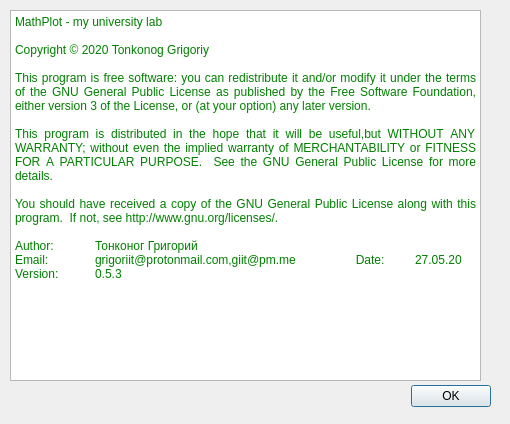
First picture: the form in about.ui, repository GCGrigorii/mathplot, before the edit.
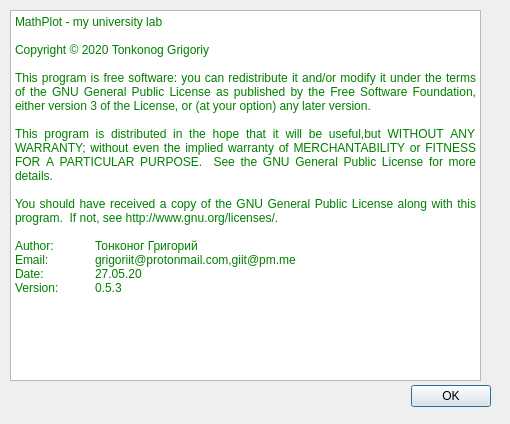
Second picture: the form after the edit.

What changed in the file:
```diff
--- a/about.ui
+++ b/about.ui
@@ -54,7 +54,8 @@
 &lt;p align=&quot;justify&quot; style=&quot; margin-top:0px; margin-bottom:0px; margin-left:0px; margin-right:0px; -qt-block-indent:0; text-indent:0px;&quot;&gt;&lt;span style=&quot; font-family:'monospace'; font-size:9pt; color:#008000;&quot;&gt;You&lt;/span&gt;&lt;span style=&quot; font-family:'monospace'; font-size:9pt; color:#c0c0c0;&quot;&gt; &lt;/span&gt;&lt;span style=&quot; font-family:'monospace'; font-size:9pt; color:#008000;&quot;&gt;should&lt;/span&gt;&lt;span style=&quot; font-family:'monospace'; font-size:9pt; color:#c0c0c0;&quot;&gt; &lt;/span&gt;&lt;span style=&quot; font-family:'monospace'; font-size:9pt; color:#008000;&quot;&gt;have&lt;/span&gt;&lt;span style=&quot; font-family:'monospace'; font-size:9pt; color:#c0c0c0;&quot;&gt; &lt;/span&gt;&lt;span style=&quot; font-family:'monospace'; font-size:9pt; color:#008000;&quot;&gt;received&lt;/span&gt;&lt;span style=&quot; font-family:'monospace'; font-size:9pt; color:#c0c0c0;&quot;&gt; &lt;/span&gt;&lt;span style=&quot; font-family:'monospace'; font-size:9pt; color:#008000;&quot;&gt;a&lt;/span&gt;&lt;span style=&quot; font-family:'monospace'; font-size:9pt; color:#c0c0c0;&quot;&gt; &lt;/span&gt;&lt;span style=&quot; font-family:'monospace'; font-size:9pt; color:#008000;&quot;&gt;copy&lt;/span&gt;&lt;span style=&quot; font-family:'monospace'; font-size:9pt; color:#c0c0c0;&quot;&gt; &lt;/span&gt;&lt;span style=&quot; font-family:'monospace'; font-size:9pt; color:#008000;&quot;&gt;of&lt;/span&gt;&lt;span style=&quot; font-family:'monospace'; font-size:9pt; color:#c0c0c0;&quot;&gt; &lt;/span&gt;&lt;span style=&quot; font-family:'monospace'; font-size:9pt; color:#008000;&quot;&gt;the&lt;/span&gt;&lt;span style=&quot; font-family:'monospace'; font-size:9pt; color:#c0c0c0;&quot;&gt; &lt;/span&gt;&lt;span style=&quot; font-family:'monospace'; font-size:9pt; color:#008000;&quot;&gt;GNU&lt;/span&gt;&lt;span style=&quot; font-family:'monospace'; font-size:9pt; color:#c0c0c0;&quot;&gt; &lt;/span&gt;&lt;span style=&quot; font-family:'monospace'; font-size:9pt; color:#008000;&quot;&gt;General&lt;/span&gt;&lt;span style=&quot; font-family:'monospace'; font-size:9pt; color:#c0c0c0;&quot;&gt; &lt;/span&gt;&lt;span style=&quot; font-family:'monospace'; font-size:9pt; color:#008000;&quot;&gt;Public&lt;/span&gt;&lt;span style=&quot; font-family:'monospace'; font-size:9pt; color:#c0c0c0;&quot;&gt; &lt;/span&gt;&lt;span style=&quot; font-family:'monospace'; font-size:9pt; color:#008000;&quot;&gt;License along&lt;/span&gt;&lt;span style=&quot; font-family:'monospace'; font-size:9pt; color:#c0c0c0;&quot;&gt; &lt;/span&gt;&lt;span style=&quot; font-family:'monospace'; font-size:9pt; color:#008000;&quot;&gt;with&lt;/span&gt;&lt;span style=&quot; font-family:'monospace'; font-size:9pt; color:#c0c0c0;&quot;&gt; &lt;/span&gt;&lt;span style=&quot; font-family:'monospace'; font-size:9pt; color:#008000;&quot;&gt;this&lt;/span&gt;&lt;span style=&quot; font-family:'monospace'; font-size:9pt; color:#c0c0c0;&quot;&gt; &lt;/span&gt;&lt;span style=&quot; font-family:'monospace'; font-size:9pt; color:#008000;&quot;&gt;program.&lt;/span&gt;&lt;span style=&quot; font-family:'monospace'; font-size:9pt; color:#c0c0c0;&quot;&gt;  &lt;/span&gt;&lt;span style=&quot; font-family:'monospace'; font-size:9pt; color:#008000;&quot;&gt;If&lt;/span&gt;&lt;span style=&quot; font-family:'monospace'; font-size:9pt; color:#c0c0c0;&quot;&gt; &lt;/span&gt;&lt;span style=&quot; font-family:'monospace'; font-size:9pt; color:#008000;&quot;&gt;not,&lt;/span&gt;&lt;span style=&quot; font-family:'monospace'; font-size:9pt; color:#c0c0c0;&quot;&gt; &lt;/span&gt;&lt;span style=&quot; font-family:'monospace'; font-size:9pt; color:#008000;&quot;&gt;see&lt;/span&gt;&lt;span style=&quot; font-family:'monospace'; font-size:9pt; color:#c0c0c0;&quot;&gt; &lt;/span&gt;&lt;span style=&quot; font-family:'monospace'; font-size:9pt; color:#008000;&quot;&gt;http://www.gnu.org/licenses/.&lt;/span&gt;&lt;/p&gt;
 &lt;p style=&quot;-qt-paragraph-type:empty; margin-top:0px; margin-bottom:0px; margin-left:0px; margin-right:0px; -qt-block-indent:0; text-indent:0px; font-family:'monospace'; font-size:9pt;&quot;&gt;&lt;br /&gt;&lt;/p&gt;
 &lt;p style=&quot; margin-top:0px; margin-bottom:0px; margin-left:0px; margin-right:0px; -qt-block-indent:0; text-indent:0px;&quot;&gt;&lt;span style=&quot; font-family:'monospace'; font-size:9pt; color:#008000;&quot;&gt;Author:&lt;/span&gt;&lt;span style=&quot; font-family:'monospace'; font-size:9pt; color:#c0c0c0;&quot;&gt; 	&lt;/span&gt;&lt;span style=&quot; font-family:'monospace'; font-size:9pt; color:#008000;&quot;&gt;Тонконог&lt;/span&gt;&lt;span style=&quot; font-family:'monospace'; font-size:9pt; color:#c0c0c0;&quot;&gt; &lt;/span&gt;&lt;span style=&quot; font-family:'monospace'; font-size:9pt; color:#008000;&quot;&gt;Григорий&lt;/span&gt;&lt;span style=&quot; font-family:'monospace'; font-size:9pt; color:#c0c0c0;&quot;&gt;                                    &lt;/span&gt;&lt;/p&gt;
-&lt;p style=&quot; margin-top:0px; margin-bottom:0px; margin-left:0px; margin-right:0px; -qt-block-indent:0; text-indent:0px;&quot;&gt;&lt;span style=&quot; font-family:'monospace'; font-size:9pt; color:#008000;&quot;&gt;Email: 	grigoriit@protonmail.com,giit@pm.me&lt;/span&gt;&lt;span style=&quot; font-family:'monospace'; font-size:9pt; color:#c0c0c0;&quot;&gt;                  &lt;/span&gt;&lt;span style=&quot; font-family:'monospace'; font-size:9pt; color:#008000;&quot;&gt;Date:&lt;/span&gt;&lt;span style=&quot; font-family:'monospace'; font-size:9pt; color:#c0c0c0;&quot;&gt; 	&lt;/span&gt;&lt;span style=&quot; font-family:'monospace'; font-size:9pt; color:#008000;&quot;&gt;27.05.20&lt;/span&gt;&lt;span style=&quot; font-family:'monospace'; font-size:9pt; color:#c0c0c0;&quot;&gt;                                             &lt;/span&gt;&lt;/p&gt;
+&lt;p style=&quot; margin-top:0px; margin-bottom:0px; margin-left:0px; margin-right:0px; -qt-block-indent:0; text-indent:0px;&quot;&gt;&lt;span style=&quot; font-family:'monospace'; font-size:9pt; color:#008000;&quot;&gt;Email: 	grigoriit@protonmail.com,giit@pm.me&lt;/span&gt;&lt;/p&gt;
+&lt;p style=&quot; margin-top:0px; margin-bottom:0px; margin-left:0px; margin-right:0px; -qt-block-indent:0; text-indent:0px;&quot;&gt;&lt;span style=&quot; font-family:'monospace'; font-size:9pt; color:#008000;&quot;&gt;Date:&lt;/span&gt;&lt;span style=&quot; font-family:'monospace'; font-size:9pt; color:#c0c0c0;&quot;&gt; 	&lt;/span&gt;&lt;span style=&quot; font-family:'monospace'; font-size:9pt; color:#008000;&quot;&gt;27.05.20&lt;/span&gt;&lt;span style=&quot; font-family:'monospace'; font-size:9pt; color:#c0c0c0;&quot;&gt;                                             &lt;/span&gt;&lt;/p&gt;
 &lt;p style=&quot; margin-top:0px; margin-bottom:0px; margin-left:0px; margin-right:0px; -qt-block-indent:0; text-indent:0px;&quot;&gt;&lt;span style=&quot; font-family:'monospace'; font-size:9pt; color:#008000;&quot;&gt;Version:&lt;/span&gt;&lt;span style=&quot; font-family:'monospace'; font-size:9pt; color:#c0c0c0;&quot;&gt; 	&lt;/span&gt;&lt;span style=&quot; font-family:'monospace'; font-size:9pt; color:#008000;&quot;&gt;0.5.3&lt;/span&gt;&lt;span style=&quot; font-family:'monospace'; font-size:9pt; color:#c0c0c0;&quot;&gt;                                                &lt;/span&gt;&lt;/p&gt;&lt;/body&gt;&lt;/html&gt;</string>
    </property>
   </widget>
```
